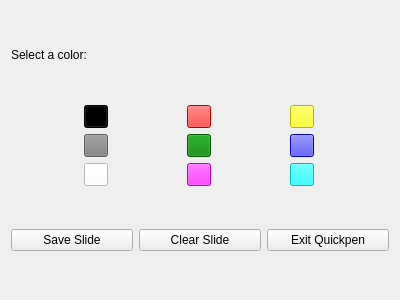
tstaerk/quickpen, file moreform.ui: the form before one commit.
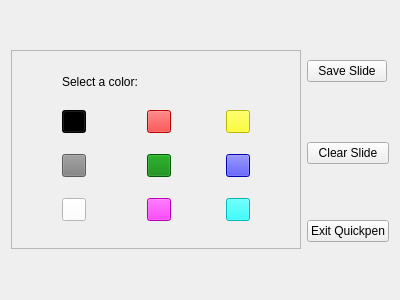
The form after the commit.

Commit message: make the MoreForm more beautiful

Diff of the .ui file:
```diff
--- a/moreform.ui
+++ b/moreform.ui
@@ -13,11 +13,27 @@
   <property name="windowTitle">
    <string>Form</string>
   </property>
+  <layout class="QGridLayout" name="gridLayout">
+   <item row="2" column="2">
+    <widget class="QPushButton" name="exitbutton">
+     <property name="text">
+      <string>Exit Quickpen</string>
+     </property>
+    </widget>
+   </item>
+   <item row="0" column="0" rowspan="3" colspan="2">
+    <widget class="QFrame" name="frame">
+     <property name="frameShape">
+      <enum>QFrame::StyledPanel</enum>
+     </property>
+     <property name="frameShadow">
+      <enum>QFrame::Raised</enum>
+     </property>
   <layout class="QGridLayout" name="gridLayout_2">
-   <item row="0" column="0">
+      <item row="0" column="0" colspan="2">
     <widget class="QLabel" name="lbselectcolor">
      <property name="sizePolicy">
-      <sizepolicy hsizetype="Minimum" vsizetype="Fixed">
+         <sizepolicy hsizetype="Fixed" vsizetype="Fixed">
        <horstretch>0</horstretch>
        <verstretch>0</verstretch>
       </sizepolicy>
@@ -27,9 +43,7 @@
      </property>
     </widget>
    </item>
-   <item row="1" column="0" colspan="3">
-    <layout class="QGridLayout" name="gridLayout">
-     <item row="0" column="0">
+      <item row="1" column="0">
       <widget class="QToolButton" name="black">
        <property name="palette">
         <palette>
@@ -451,7 +465,7 @@
        </property>
       </widget>
      </item>
-     <item row="0" column="1">
+      <item row="1" column="1">
       <widget class="QToolButton" name="red">
        <property name="palette">
         <palette>
@@ -873,7 +887,7 @@
        </property>
       </widget>
      </item>
-     <item row="0" column="2">
+      <item row="1" column="2">
       <widget class="QToolButton" name="yellow">
        <property name="palette">
         <palette>
@@ -1295,7 +1309,7 @@
        </property>
       </widget>
      </item>
-     <item row="1" column="0">
+      <item row="2" column="0">
       <widget class="QToolButton" name="gray">
        <property name="palette">
         <palette>
@@ -1717,7 +1731,7 @@
        </property>
       </widget>
      </item>
-     <item row="1" column="1">
+      <item row="2" column="1">
       <widget class="QToolButton" name="green">
        <property name="palette">
         <palette>
@@ -2139,7 +2153,7 @@
        </property>
       </widget>
      </item>
-     <item row="1" column="2">
+      <item row="2" column="2">
       <widget class="QToolButton" name="blue">
        <property name="palette">
         <palette>
@@ -2561,7 +2575,7 @@
        </property>
       </widget>
      </item>
-     <item row="2" column="0">
+      <item row="3" column="0">
       <widget class="QToolButton" name="white">
        <property name="palette">
         <palette>
@@ -2983,429 +2997,7 @@
        </property>
       </widget>
      </item>
-     <item row="2" column="2">
-      <widget class="QToolButton" name="turquoise">
-       <property name="palette">
-        <palette>
-         <active>
-          <colorrole role="WindowText">
-           <brush brushstyle="SolidPattern">
-            <color alpha="255">
-             <red>0</red>
-             <green>0</green>
-             <blue>0</blue>
-            </color>
-           </brush>
-          </colorrole>
-          <colorrole role="Button">
-           <brush brushstyle="SolidPattern">
-            <color alpha="255">
-             <red>0</red>
-             <green>255</green>
-             <blue>255</blue>
-            </color>
-           </brush>
-          </colorrole>
-          <colorrole role="Light">
-           <brush brushstyle="SolidPattern">
-            <color alpha="255">
-             <red>127</red>
-             <green>255</green>
-             <blue>255</blue>
-            </color>
-           </brush>
-          </colorrole>
-          <colorrole role="Midlight">
-           <brush brushstyle="SolidPattern">
-            <color alpha="255">
-             <red>63</red>
-             <green>255</green>
-             <blue>255</blue>
-            </color>
-           </brush>
-          </colorrole>
-          <colorrole role="Dark">
-           <brush brushstyle="SolidPattern">
-            <color alpha="255">
-             <red>0</red>
-             <green>127</green>
-             <blue>127</blue>
-            </color>
-           </brush>
-          </colorrole>
-          <colorrole role="Mid">
-           <brush brushstyle="SolidPattern">
-            <color alpha="255">
-             <red>0</red>
-             <green>170</green>
-             <blue>170</blue>
-            </color>
-           </brush>
-          </colorrole>
-          <colorrole role="Text">
-           <brush brushstyle="SolidPattern">
-            <color alpha="255">
-             <red>0</red>
-             <green>0</green>
-             <blue>0</blue>
-            </color>
-           </brush>
-          </colorrole>
-          <colorrole role="BrightText">
-           <brush brushstyle="SolidPattern">
-            <color alpha="255">
-             <red>255</red>
-             <green>255</green>
-             <blue>255</blue>
-            </color>
-           </brush>
-          </colorrole>
-          <colorrole role="ButtonText">
-           <brush brushstyle="SolidPattern">
-            <color alpha="255">
-             <red>0</red>
-             <green>0</green>
-             <blue>0</blue>
-            </color>
-           </brush>
-          </colorrole>
-          <colorrole role="Base">
-           <brush brushstyle="SolidPattern">
-            <color alpha="255">
-             <red>255</red>
-             <green>255</green>
-             <blue>255</blue>
-            </color>
-           </brush>
-          </colorrole>
-          <colorrole role="Window">
-           <brush brushstyle="SolidPattern">
-            <color alpha="255">
-             <red>0</red>
-             <green>255</green>
-             <blue>255</blue>
-            </color>
-           </brush>
-          </colorrole>
-          <colorrole role="Shadow">
-           <brush brushstyle="SolidPattern">
-            <color alpha="255">
-             <red>0</red>
-             <green>0</green>
-             <blue>0</blue>
-            </color>
-           </brush>
-          </colorrole>
-          <colorrole role="AlternateBase">
-           <brush brushstyle="SolidPattern">
-            <color alpha="255">
-             <red>127</red>
-             <green>255</green>
-             <blue>255</blue>
-            </color>
-           </brush>
-          </colorrole>
-          <colorrole role="ToolTipBase">
-           <brush brushstyle="SolidPattern">
-            <color alpha="255">
-             <red>255</red>
-             <green>255</green>
-             <blue>220</blue>
-            </color>
-           </brush>
-          </colorrole>
-          <colorrole role="ToolTipText">
-           <brush brushstyle="SolidPattern">
-            <color alpha="255">
-             <red>0</red>
-             <green>0</green>
-             <blue>0</blue>
-            </color>
-           </brush>
-          </colorrole>
-         </active>
-         <inactive>
-          <colorrole role="WindowText">
-           <brush brushstyle="SolidPattern">
-            <color alpha="255">
-             <red>0</red>
-             <green>0</green>
-             <blue>0</blue>
-            </color>
-           </brush>
-          </colorrole>
-          <colorrole role="Button">
-           <brush brushstyle="SolidPattern">
-            <color alpha="255">
-             <red>0</red>
-             <green>255</green>
-             <blue>255</blue>
-            </color>
-           </brush>
-          </colorrole>
-          <colorrole role="Light">
-           <brush brushstyle="SolidPattern">
-            <color alpha="255">
-             <red>127</red>
-             <green>255</green>
-             <blue>255</blue>
-            </color>
-           </brush>
-          </colorrole>
-          <colorrole role="Midlight">
-           <brush brushstyle="SolidPattern">
-            <color alpha="255">
-             <red>63</red>
-             <green>255</green>
-             <blue>255</blue>
-            </color>
-           </brush>
-          </colorrole>
-          <colorrole role="Dark">
-           <brush brushstyle="SolidPattern">
-            <color alpha="255">
-             <red>0</red>
-             <green>127</green>
-             <blue>127</blue>
-            </color>
-           </brush>
-          </colorrole>
-          <colorrole role="Mid">
-           <brush brushstyle="SolidPattern">
-            <color alpha="255">
-             <red>0</red>
-             <green>170</green>
-             <blue>170</blue>
-            </color>
-           </brush>
-          </colorrole>
-          <colorrole role="Text">
-           <brush brushstyle="SolidPattern">
-            <color alpha="255">
-             <red>0</red>
-             <green>0</green>
-             <blue>0</blue>
-            </color>
-           </brush>
-          </colorrole>
-          <colorrole role="BrightText">
-           <brush brushstyle="SolidPattern">
-            <color alpha="255">
-             <red>255</red>
-             <green>255</green>
-             <blue>255</blue>
-            </color>
-           </brush>
-          </colorrole>
-          <colorrole role="ButtonText">
-           <brush brushstyle="SolidPattern">
-            <color alpha="255">
-             <red>0</red>
-             <green>0</green>
-             <blue>0</blue>
-            </color>
-           </brush>
-          </colorrole>
-          <colorrole role="Base">
-           <brush brushstyle="SolidPattern">
-            <color alpha="255">
-             <red>255</red>
-             <green>255</green>
-             <blue>255</blue>
-            </color>
-           </brush>
-          </colorrole>
-          <colorrole role="Window">
-           <brush brushstyle="SolidPattern">
-            <color alpha="255">
-             <red>0</red>
-             <green>255</green>
-             <blue>255</blue>
-            </color>
-           </brush>
-          </colorrole>
-          <colorrole role="Shadow">
-           <brush brushstyle="SolidPattern">
-            <color alpha="255">
-             <red>0</red>
-             <green>0</green>
-             <blue>0</blue>
-            </color>
-           </brush>
-          </colorrole>
-          <colorrole role="AlternateBase">
-           <brush brushstyle="SolidPattern">
-            <color alpha="255">
-             <red>127</red>
-             <green>255</green>
-             <blue>255</blue>
-            </color>
-           </brush>
-          </colorrole>
-          <colorrole role="ToolTipBase">
-           <brush brushstyle="SolidPattern">
-            <color alpha="255">
-             <red>255</red>
-             <green>255</green>
-             <blue>220</blue>
-            </color>
-           </brush>
-          </colorrole>
-          <colorrole role="ToolTipText">
-           <brush brushstyle="SolidPattern">
-            <color alpha="255">
-             <red>0</red>
-             <green>0</green>
-             <blue>0</blue>
-            </color>
-           </brush>
-          </colorrole>
-         </inactive>
-         <disabled>
-          <colorrole role="WindowText">
-           <brush brushstyle="SolidPattern">
-            <color alpha="255">
-             <red>0</red>
-             <green>127</green>
-             <blue>127</blue>
-            </color>
-           </brush>
-          </colorrole>
-          <colorrole role="Button">
-           <brush brushstyle="SolidPattern">
-            <color alpha="255">
-             <red>0</red>
-             <green>255</green>
-             <blue>255</blue>
-            </color>
-           </brush>
-          </colorrole>
-          <colorrole role="Light">
-           <brush brushstyle="SolidPattern">
-            <color alpha="255">
-             <red>127</red>
-             <green>255</green>
-             <blue>255</blue>
-            </color>
-           </brush>
-          </colorrole>
-          <colorrole role="Midlight">
-           <brush brushstyle="SolidPattern">
-            <color alpha="255">
-             <red>63</red>
-             <green>255</green>
-             <blue>255</blue>
-            </color>
-           </brush>
-          </colorrole>
-          <colorrole role="Dark">
-           <brush brushstyle="SolidPattern">
-            <color alpha="255">
-             <red>0</red>
-             <green>127</green>
-             <blue>127</blue>
-            </color>
-           </brush>
-          </colorrole>
-          <colorrole role="Mid">
-           <brush brushstyle="SolidPattern">
-            <color alpha="255">
-             <red>0</red>
-             <green>170</green>
-             <blue>170</blue>
-            </color>
-           </brush>
-          </colorrole>
-          <colorrole role="Text">
-           <brush brushstyle="SolidPattern">
-            <color alpha="255">
-             <red>0</red>
-             <green>127</green>
-             <blue>127</blue>
-            </color>
-           </brush>
-          </colorrole>
-          <colorrole role="BrightText">
-           <brush brushstyle="SolidPattern">
-            <color alpha="255">
-             <red>255</red>
-             <green>255</green>
-             <blue>255</blue>
-            </color>
-           </brush>
-          </colorrole>
-          <colorrole role="ButtonText">
-           <brush brushstyle="SolidPattern">
-            <color alpha="255">
-             <red>0</red>
-             <green>127</green>
-             <blue>127</blue>
-            </color>
-           </brush>
-          </colorrole>
-          <colorrole role="Base">
-           <brush brushstyle="SolidPattern">
-            <color alpha="255">
-             <red>0</red>
-             <green>255</green>
-             <blue>255</blue>
-            </color>
-           </brush>
-          </colorrole>
-          <colorrole role="Window">
-           <brush brushstyle="SolidPattern">
-            <color alpha="255">
-             <red>0</red>
-             <green>255</green>
-             <blue>255</blue>
-            </color>
-           </brush>
-          </colorrole>
-          <colorrole role="Shadow">
-           <brush brushstyle="SolidPattern">
-            <color alpha="255">
-             <red>0</red>
-             <green>0</green>
-             <blue>0</blue>
-            </color>
-           </brush>
-          </colorrole>
-          <colorrole role="AlternateBase">
-           <brush brushstyle="SolidPattern">
-            <color alpha="255">
-             <red>0</red>
-             <green>255</green>
-             <blue>255</blue>
-            </color>
-           </brush>
-          </colorrole>
-          <colorrole role="ToolTipBase">
-           <brush brushstyle="SolidPattern">
-            <color alpha="255">
-             <red>255</red>
-             <green>255</green>
-             <blue>220</blue>
-            </color>
-           </brush>
-          </colorrole>
-          <colorrole role="ToolTipText">
-           <brush brushstyle="SolidPattern">
-            <color alpha="255">
-             <red>0</red>
-             <green>0</green>
-             <blue>0</blue>
-            </color>
-           </brush>
-          </colorrole>
-         </disabled>
-        </palette>
-       </property>
-       <property name="text">
-        <string/>
-       </property>
-      </widget>
-     </item>
-     <item row="2" column="1">
+      <item row="3" column="1">
       <widget class="QToolButton" name="purple">
        <property name="palette">
         <palette>
@@ -3827,29 +3419,451 @@
        </property>
       </widget>
      </item>
-    </layout>
+      <item row="3" column="2">
+       <widget class="QToolButton" name="turquoise">
+        <property name="palette">
+         <palette>
+          <active>
+           <colorrole role="WindowText">
+            <brush brushstyle="SolidPattern">
+             <color alpha="255">
+              <red>0</red>
+              <green>0</green>
+              <blue>0</blue>
+             </color>
+            </brush>
+           </colorrole>
+           <colorrole role="Button">
+            <brush brushstyle="SolidPattern">
+             <color alpha="255">
+              <red>0</red>
+              <green>255</green>
+              <blue>255</blue>
+             </color>
+            </brush>
+           </colorrole>
+           <colorrole role="Light">
+            <brush brushstyle="SolidPattern">
+             <color alpha="255">
+              <red>127</red>
+              <green>255</green>
+              <blue>255</blue>
+             </color>
+            </brush>
+           </colorrole>
+           <colorrole role="Midlight">
+            <brush brushstyle="SolidPattern">
+             <color alpha="255">
+              <red>63</red>
+              <green>255</green>
+              <blue>255</blue>
+             </color>
+            </brush>
+           </colorrole>
+           <colorrole role="Dark">
+            <brush brushstyle="SolidPattern">
+             <color alpha="255">
+              <red>0</red>
+              <green>127</green>
+              <blue>127</blue>
+             </color>
+            </brush>
+           </colorrole>
+           <colorrole role="Mid">
+            <brush brushstyle="SolidPattern">
+             <color alpha="255">
+              <red>0</red>
+              <green>170</green>
+              <blue>170</blue>
+             </color>
+            </brush>
+           </colorrole>
+           <colorrole role="Text">
+            <brush brushstyle="SolidPattern">
+             <color alpha="255">
+              <red>0</red>
+              <green>0</green>
+              <blue>0</blue>
+             </color>
+            </brush>
+           </colorrole>
+           <colorrole role="BrightText">
+            <brush brushstyle="SolidPattern">
+             <color alpha="255">
+              <red>255</red>
+              <green>255</green>
+              <blue>255</blue>
+             </color>
+            </brush>
+           </colorrole>
+           <colorrole role="ButtonText">
+            <brush brushstyle="SolidPattern">
+             <color alpha="255">
+              <red>0</red>
+              <green>0</green>
+              <blue>0</blue>
+             </color>
+            </brush>
+           </colorrole>
+           <colorrole role="Base">
+            <brush brushstyle="SolidPattern">
+             <color alpha="255">
+              <red>255</red>
+              <green>255</green>
+              <blue>255</blue>
+             </color>
+            </brush>
+           </colorrole>
+           <colorrole role="Window">
+            <brush brushstyle="SolidPattern">
+             <color alpha="255">
+              <red>0</red>
+              <green>255</green>
+              <blue>255</blue>
+             </color>
+            </brush>
+           </colorrole>
+           <colorrole role="Shadow">
+            <brush brushstyle="SolidPattern">
+             <color alpha="255">
+              <red>0</red>
+              <green>0</green>
+              <blue>0</blue>
+             </color>
+            </brush>
+           </colorrole>
+           <colorrole role="AlternateBase">
+            <brush brushstyle="SolidPattern">
+             <color alpha="255">
+              <red>127</red>
+              <green>255</green>
+              <blue>255</blue>
+             </color>
+            </brush>
+           </colorrole>
+           <colorrole role="ToolTipBase">
+            <brush brushstyle="SolidPattern">
+             <color alpha="255">
+              <red>255</red>
+              <green>255</green>
+              <blue>220</blue>
+             </color>
+            </brush>
+           </colorrole>
+           <colorrole role="ToolTipText">
+            <brush brushstyle="SolidPattern">
+             <color alpha="255">
+              <red>0</red>
+              <green>0</green>
+              <blue>0</blue>
+             </color>
+            </brush>
+           </colorrole>
+          </active>
+          <inactive>
+           <colorrole role="WindowText">
+            <brush brushstyle="SolidPattern">
+             <color alpha="255">
+              <red>0</red>
+              <green>0</green>
+              <blue>0</blue>
+             </color>
+            </brush>
+           </colorrole>
+           <colorrole role="Button">
+            <brush brushstyle="SolidPattern">
+             <color alpha="255">
+              <red>0</red>
+              <green>255</green>
+              <blue>255</blue>
+             </color>
+            </brush>
+           </colorrole>
+           <colorrole role="Light">
+            <brush brushstyle="SolidPattern">
+             <color alpha="255">
+              <red>127</red>
+              <green>255</green>
+              <blue>255</blue>
+             </color>
+            </brush>
+           </colorrole>
+           <colorrole role="Midlight">
+            <brush brushstyle="SolidPattern">
+             <color alpha="255">
+              <red>63</red>
+              <green>255</green>
+              <blue>255</blue>
+             </color>
+            </brush>
+           </colorrole>
+           <colorrole role="Dark">
+            <brush brushstyle="SolidPattern">
+             <color alpha="255">
+              <red>0</red>
+              <green>127</green>
+              <blue>127</blue>
+             </color>
+            </brush>
+           </colorrole>
+           <colorrole role="Mid">
+            <brush brushstyle="SolidPattern">
+             <color alpha="255">
+              <red>0</red>
+              <green>170</green>
+              <blue>170</blue>
+             </color>
+            </brush>
+           </colorrole>
+           <colorrole role="Text">
+            <brush brushstyle="SolidPattern">
+             <color alpha="255">
+              <red>0</red>
+              <green>0</green>
+              <blue>0</blue>
+             </color>
+            </brush>
+           </colorrole>
+           <colorrole role="BrightText">
+            <brush brushstyle="SolidPattern">
+             <color alpha="255">
+              <red>255</red>
+              <green>255</green>
+              <blue>255</blue>
+             </color>
+            </brush>
+           </colorrole>
+           <colorrole role="ButtonText">
+            <brush brushstyle="SolidPattern">
+             <color alpha="255">
+              <red>0</red>
+              <green>0</green>
+              <blue>0</blue>
+             </color>
+            </brush>
+           </colorrole>
+           <colorrole role="Base">
+            <brush brushstyle="SolidPattern">
+             <color alpha="255">
+              <red>255</red>
+              <green>255</green>
+              <blue>255</blue>
+             </color>
+            </brush>
+           </colorrole>
+           <colorrole role="Window">
+            <brush brushstyle="SolidPattern">
+             <color alpha="255">
+              <red>0</red>
+              <green>255</green>
+              <blue>255</blue>
+             </color>
+            </brush>
+           </colorrole>
+           <colorrole role="Shadow">
+            <brush brushstyle="SolidPattern">
+             <color alpha="255">
+              <red>0</red>
+              <green>0</green>
+              <blue>0</blue>
+             </color>
+            </brush>
+           </colorrole>
+           <colorrole role="AlternateBase">
+            <brush brushstyle="SolidPattern">
+             <color alpha="255">
+              <red>127</red>
+              <green>255</green>
+              <blue>255</blue>
+             </color>
+            </brush>
+           </colorrole>
+           <colorrole role="ToolTipBase">
+            <brush brushstyle="SolidPattern">
+             <color alpha="255">
+              <red>255</red>
+              <green>255</green>
+              <blue>220</blue>
+             </color>
+            </brush>
+           </colorrole>
+           <colorrole role="ToolTipText">
+            <brush brushstyle="SolidPattern">
+             <color alpha="255">
+              <red>0</red>
+              <green>0</green>
+              <blue>0</blue>
+             </color>
+            </brush>
+           </colorrole>
+          </inactive>
+          <disabled>
+           <colorrole role="WindowText">
+            <brush brushstyle="SolidPattern">
+             <color alpha="255">
+              <red>0</red>
+              <green>127</green>
+              <blue>127</blue>
+             </color>
+            </brush>
+           </colorrole>
+           <colorrole role="Button">
+            <brush brushstyle="SolidPattern">
+             <color alpha="255">
+              <red>0</red>
+              <green>255</green>
+              <blue>255</blue>
+             </color>
+            </brush>
+           </colorrole>
+           <colorrole role="Light">
+            <brush brushstyle="SolidPattern">
+             <color alpha="255">
+              <red>127</red>
+              <green>255</green>
+              <blue>255</blue>
+             </color>
+            </brush>
+           </colorrole>
+           <colorrole role="Midlight">
+            <brush brushstyle="SolidPattern">
+             <color alpha="255">
+              <red>63</red>
+              <green>255</green>
+              <blue>255</blue>
+             </color>
+            </brush>
+           </colorrole>
+           <colorrole role="Dark">
+            <brush brushstyle="SolidPattern">
+             <color alpha="255">
+              <red>0</red>
+              <green>127</green>
+              <blue>127</blue>
+             </color>
+            </brush>
+           </colorrole>
+           <colorrole role="Mid">
+            <brush brushstyle="SolidPattern">
+             <color alpha="255">
+              <red>0</red>
+              <green>170</green>
+              <blue>170</blue>
+             </color>
+            </brush>
+           </colorrole>
+           <colorrole role="Text">
+            <brush brushstyle="SolidPattern">
+             <color alpha="255">
+              <red>0</red>
+              <green>127</green>
+              <blue>127</blue>
+             </color>
+            </brush>
+           </colorrole>
+           <colorrole role="BrightText">
+            <brush brushstyle="SolidPattern">
+             <color alpha="255">
+              <red>255</red>
+              <green>255</green>
+              <blue>255</blue>
+             </color>
+            </brush>
+           </colorrole>
+           <colorrole role="ButtonText">
+            <brush brushstyle="SolidPattern">
+             <color alpha="255">
+              <red>0</red>
+              <green>127</green>
+              <blue>127</blue>
+             </color>
+            </brush>
+           </colorrole>
+           <colorrole role="Base">
+            <brush brushstyle="SolidPattern">
+             <color alpha="255">
+              <red>0</red>
+              <green>255</green>
+              <blue>255</blue>
+             </color>
+            </brush>
+           </colorrole>
+           <colorrole role="Window">
+            <brush brushstyle="SolidPattern">
+             <color alpha="255">
+              <red>0</red>
+              <green>255</green>
+              <blue>255</blue>
+             </color>
+            </brush>
+           </colorrole>
+           <colorrole role="Shadow">
+            <brush brushstyle="SolidPattern">
+             <color alpha="255">
+              <red>0</red>
+              <green>0</green>
+              <blue>0</blue>
+             </color>
+            </brush>
+           </colorrole>
+           <colorrole role="AlternateBase">
+            <brush brushstyle="SolidPattern">
+             <color alpha="255">
+              <red>0</red>
+              <green>255</green>
+              <blue>255</blue>
+             </color>
+            </brush>
+           </colorrole>
+           <colorrole role="ToolTipBase">
+            <brush brushstyle="SolidPattern">
+             <color alpha="255">
+              <red>255</red>
+              <green>255</green>
+              <blue>220</blue>
+             </color>
+            </brush>
+           </colorrole>
+           <colorrole role="ToolTipText">
+            <brush brushstyle="SolidPattern">
+             <color alpha="255">
+              <red>0</red>
+              <green>0</green>
+              <blue>0</blue>
+             </color>
+            </brush>
+           </colorrole>
+          </disabled>
+         </palette>
+        </property>
+        <property name="text">
+         <string/>
+        </property>
+       </widget>
+      </item>
+     </layout>
+    </widget>
    </item>
-   <item row="2" column="0">
+   <item row="0" column="2">
     <widget class="QPushButton" name="savebutton">
+     <property name="sizePolicy">
+      <sizepolicy hsizetype="Fixed" vsizetype="Fixed">
+       <horstretch>0</horstretch>
+       <verstretch>0</verstretch>
+      </sizepolicy>
+     </property>
      <property name="text">
       <string>Save Slide</string>
      </property>
     </widget>
    </item>
-   <item row="2" column="1">
+   <item row="1" column="2">
     <widget class="QPushButton" name="clearbutton">
      <property name="text">
       <string>Clear Slide</string>
      </property>
     </widget>
    </item>
-   <item row="2" column="2">
-    <widget class="QPushButton" name="exitbutton">
-     <property name="text">
-      <string>Exit Quickpen</string>
-     </property>
-    </widget>
-   </item>
   </layout>
  </widget>
  <resources/>
```
Lines whose indentation alone changed are shown as unchanged. The commit also changes 1 other file.
